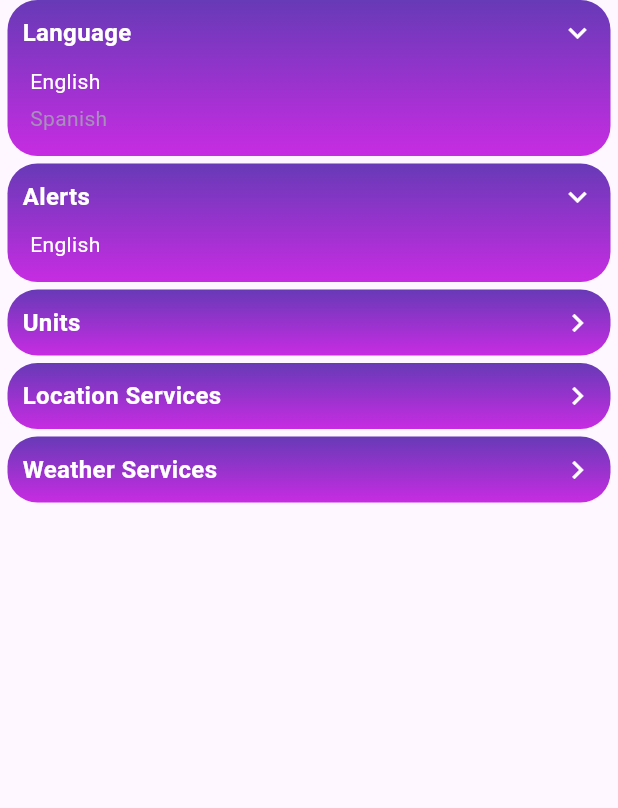
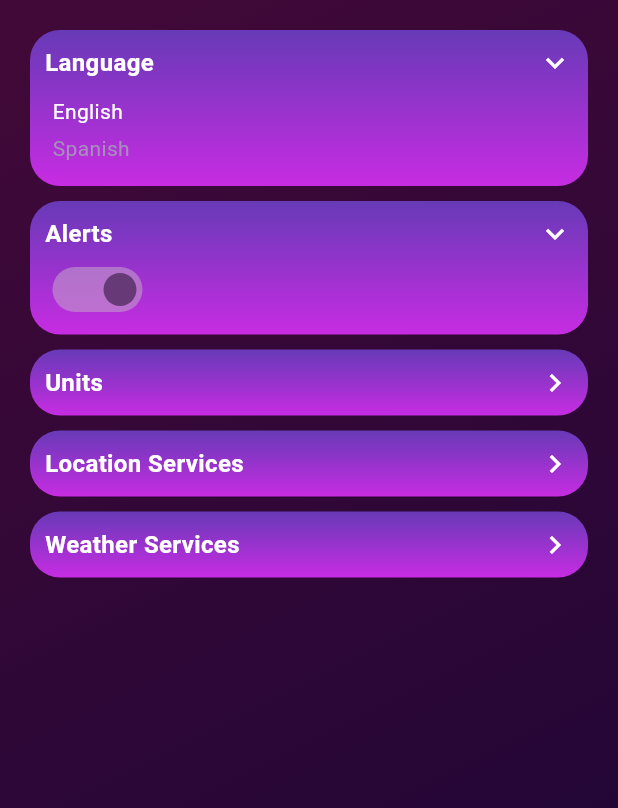
Before and after one commit to AdriaPm/WeatherTune_App, a Flutter app: the SettingsPage screen opened by its route, after a tap on "Language", after a tap on "Alerts", on a phone screen of 412 x 824 dp. Shown: the top 808 px of the screen. Run offline on Flutter 3.47's test engine with Material 3 defaults, Android fonts, the phone set to English and light mode, and no system bars; our stand-ins replace bloc, dots_indicator, equatable, firebase_auth, firebase_core, flutter_bloc and 3 more; accounts and stored records are empty.

Commit message:
Created on off slider, added background color to settings page, other small adjustments

```diff
--- /dev/null
+++ b/weather_tune/lib/components/login_page/on_off_slider.dart
@@ -0,0 +1,45 @@
+import 'package:flutter/material.dart';
+
+class OnOffSlider extends StatefulWidget {
+  final double size;
+  const OnOffSlider({super.key, required this.size});
+
+  @override
+  State<OnOffSlider> createState() => _OnOffSliderState();
+}
+
+class _OnOffSliderState extends State<OnOffSlider> {
+  bool on = false;
+
+  @override
+  Widget build(BuildContext context) {
+    return GestureDetector(
+      onTap: () {
+        setState(() {
+          on = !on;
+        });
+      },
+      child: Container(
+          width: widget.size * 2,
+          height: widget.size,
+          decoration: BoxDecoration(
+            borderRadius: BorderRadius.circular(widget.size),
+            color: const Color.fromARGB(255, 194, 156, 201).withOpacity(0.6),
+          ),
+          child: Padding(
+            padding: const EdgeInsets.all(4.0),
+            child: Align(
+              alignment: on ? Alignment.centerLeft : Alignment.centerRight,
+              child: Container(
+                  width: widget.size - 8,
+                  height: widget.size - 4,
+                  decoration: BoxDecoration(
+                    borderRadius: BorderRadius.circular(widget.size),
+                    color:
+                        const Color.fromARGB(255, 49, 22, 61).withOpacity(0.6),
+                  )),
+            ),
+          )),
+    );
+  }
+}
--- a/weather_tune/lib/pages/settings_page.dart
+++ b/weather_tune/lib/pages/settings_page.dart
@@ -1,34 +1,44 @@
 import 'package:flutter/material.dart';
 import 'package:weather_tune/components/login_page/dropdown_button.dart';
+import 'package:weather_tune/components/login_page/on_off_slider.dart';
 
 class SettingsPage extends StatelessWidget {
   const SettingsPage({super.key});
-  final double margins = 5;
+  final double margins = 10;
 
   @override
   Widget build(BuildContext context) {
     return Scaffold(
-      body: Center(
+      body: Container(
+        decoration: const BoxDecoration(
+          gradient: LinearGradient(
+            begin: Alignment.topLeft,
+            end: Alignment.bottomRight,
+            colors: [
+              Color.fromARGB(255, 66, 9, 56),
+              Color.fromARGB(255, 24, 5, 53)
+            ],
+          ),
+        ),
+        child: Center(
           child: Column(
             children: [
+              SizedBox(height: margins * 2),
               LanguageSelector(english_active: true, spanish_active: false),
               SizedBox(height: margins),
               DropDownButton(
-              widgetWidth: MediaQuery.sizeOf(context).width - 10,
+                widgetWidth: MediaQuery.sizeOf(context).width - 40,
                 title: "Alerts",
                 child: const Align(
                   alignment: Alignment.centerLeft,
-                child: Text(
-                  "English",
-                  style: TextStyle(color: Colors.white),
-                ),
+                  child: OnOffSlider(size: 30),
                 ),
               ),
               SizedBox(height: margins),
               UnitSelector(c_active: true, f_active: false, k_active: false),
               SizedBox(height: margins),
               DropDownButton(
-              widgetWidth: MediaQuery.sizeOf(context).width - 10,
+                widgetWidth: MediaQuery.sizeOf(context).width - 40,
                 title: "Location Services",
                 child: const Align(
                   alignment: Alignment.centerLeft,
@@ -40,7 +50,7 @@ class SettingsPage extends StatelessWidget {
               ),
               SizedBox(height: margins),
               DropDownButton(
-              widgetWidth: MediaQuery.sizeOf(context).width - 10,
+                widgetWidth: MediaQuery.sizeOf(context).width - 40,
                 title: "Weather Services",
                 child: const Align(
                   alignment: Alignment.centerLeft,
@@ -52,6 +62,7 @@ class SettingsPage extends StatelessWidget {
               ),
               SizedBox(height: margins),
             ],
+          ),
         ),
       ),
     );
@@ -72,7 +83,7 @@ class _LanguageSelectorState extends State<LanguageSelector> {
   @override
   Widget build(BuildContext context) {
     return DropDownButton(
-        widgetWidth: MediaQuery.sizeOf(context).width - 10,
+        widgetWidth: MediaQuery.sizeOf(context).width - 40,
         title: "Language",
         child: Align(
             alignment: Alignment.centerLeft,
@@ -138,7 +149,7 @@ class _UnitSelectorState extends State<UnitSelector> {
   @override
   Widget build(BuildContext context) {
     return DropDownButton(
-        widgetWidth: MediaQuery.sizeOf(context).width - 10,
+        widgetWidth: MediaQuery.sizeOf(context).width - 40,
         title: "Units",
         child: Align(
             alignment: Alignment.centerLeft,
```
Lines whose indentation alone changed are shown as unchanged.
